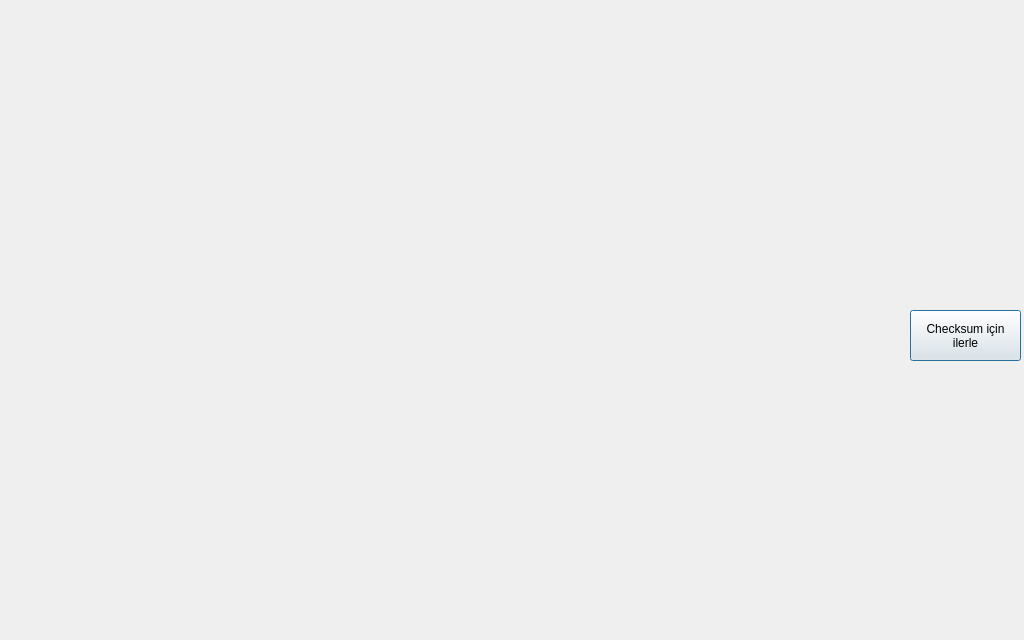
iclalerturk/data-link-layer-simulation, file vibaben/crctablo.ui: the form before one commit.
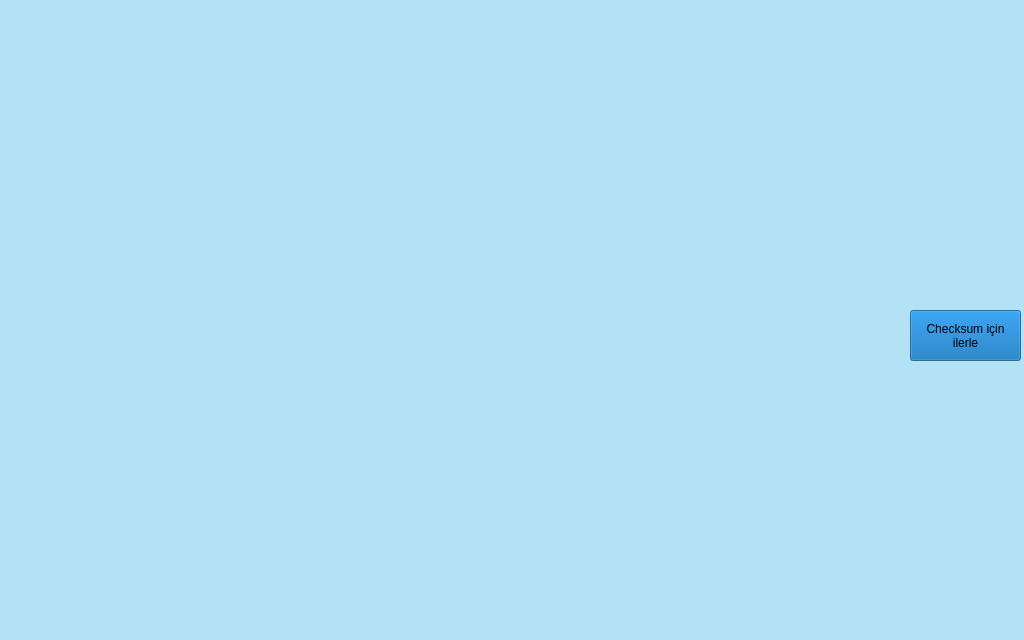
The form after the commit.

The edit to the form file:
```diff
--- a/vibaben/crctablo.ui
+++ b/vibaben/crctablo.ui
@@ -10,6 +10,475 @@
     <height>640</height>
    </rect>
   </property>
+  <property name="palette">
+   <palette>
+    <active>
+     <colorrole role="WindowText">
+      <brush brushstyle="SolidPattern">
+       <color alpha="255">
+        <red>0</red>
+        <green>0</green>
+        <blue>0</blue>
+       </color>
+      </brush>
+     </colorrole>
+     <colorrole role="Button">
+      <brush brushstyle="SolidPattern">
+       <color alpha="255">
+        <red>0</red>
+        <green>99</green>
+        <blue>177</blue>
+       </color>
+      </brush>
+     </colorrole>
+     <colorrole role="Light">
+      <brush brushstyle="SolidPattern">
+       <color alpha="255">
+        <red>10</red>
+        <green>147</green>
+        <blue>255</blue>
+       </color>
+      </brush>
+     </colorrole>
+     <colorrole role="Midlight">
+      <brush brushstyle="SolidPattern">
+       <color alpha="255">
+        <red>5</red>
+        <green>123</green>
+        <blue>216</blue>
+       </color>
+      </brush>
+     </colorrole>
+     <colorrole role="Dark">
+      <brush brushstyle="SolidPattern">
+       <color alpha="255">
+        <red>0</red>
+        <green>49</green>
+        <blue>88</blue>
+       </color>
+      </brush>
+     </colorrole>
+     <colorrole role="Mid">
+      <brush brushstyle="SolidPattern">
+       <color alpha="255">
+        <red>0</red>
+        <green>66</green>
+        <blue>118</blue>
+       </color>
+      </brush>
+     </colorrole>
+     <colorrole role="Text">
+      <brush brushstyle="SolidPattern">
+       <color alpha="255">
+        <red>0</red>
+        <green>0</green>
+        <blue>0</blue>
+       </color>
+      </brush>
+     </colorrole>
+     <colorrole role="BrightText">
+      <brush brushstyle="SolidPattern">
+       <color alpha="255">
+        <red>255</red>
+        <green>255</green>
+        <blue>255</blue>
+       </color>
+      </brush>
+     </colorrole>
+     <colorrole role="ButtonText">
+      <brush brushstyle="SolidPattern">
+       <color alpha="255">
+        <red>0</red>
+        <green>0</green>
+        <blue>0</blue>
+       </color>
+      </brush>
+     </colorrole>
+     <colorrole role="Base">
+      <brush brushstyle="SolidPattern">
+       <color alpha="255">
+        <red>255</red>
+        <green>255</green>
+        <blue>255</blue>
+       </color>
+      </brush>
+     </colorrole>
+     <colorrole role="Window">
+      <brush brushstyle="SolidPattern">
+       <color alpha="255">
+        <red>179</red>
+        <green>226</green>
+        <blue>244</blue>
+       </color>
+      </brush>
+     </colorrole>
+     <colorrole role="Shadow">
+      <brush brushstyle="SolidPattern">
+       <color alpha="255">
+        <red>0</red>
+        <green>0</green>
+        <blue>0</blue>
+       </color>
+      </brush>
+     </colorrole>
+     <colorrole role="AlternateBase">
+      <brush brushstyle="SolidPattern">
+       <color alpha="255">
+        <red>127</red>
+        <green>177</green>
+        <blue>216</blue>
+       </color>
+      </brush>
+     </colorrole>
+     <colorrole role="ToolTipBase">
+      <brush brushstyle="SolidPattern">
+       <color alpha="255">
+        <red>255</red>
+        <green>255</green>
+        <blue>220</blue>
+       </color>
+      </brush>
+     </colorrole>
+     <colorrole role="ToolTipText">
+      <brush brushstyle="SolidPattern">
+       <color alpha="255">
+        <red>0</red>
+        <green>0</green>
+        <blue>0</blue>
+       </color>
+      </brush>
+     </colorrole>
+     <colorrole role="PlaceholderText">
+      <brush brushstyle="SolidPattern">
+       <color alpha="127">
+        <red>0</red>
+        <green>0</green>
+        <blue>0</blue>
+       </color>
+      </brush>
+     </colorrole>
+     <colorrole role="Accent">
+      <brush brushstyle="SolidPattern">
+       <color alpha="255">
+        <red>255</red>
+        <green>255</green>
+        <blue>255</blue>
+       </color>
+      </brush>
+     </colorrole>
+    </active>
+    <inactive>
+     <colorrole role="WindowText">
+      <brush brushstyle="SolidPattern">
+       <color alpha="255">
+        <red>0</red>
+        <green>0</green>
+        <blue>0</blue>
+       </color>
+      </brush>
+     </colorrole>
+     <colorrole role="Button">
+      <brush brushstyle="SolidPattern">
+       <color alpha="255">
+        <red>0</red>
+        <green>99</green>
+        <blue>177</blue>
+       </color>
+      </brush>
+     </colorrole>
+     <colorrole role="Light">
+      <brush brushstyle="SolidPattern">
+       <color alpha="255">
+        <red>10</red>
+        <green>147</green>
+        <blue>255</blue>
+       </color>
+      </brush>
+     </colorrole>
+     <colorrole role="Midlight">
+      <brush brushstyle="SolidPattern">
+       <color alpha="255">
+        <red>5</red>
+        <green>123</green>
+        <blue>216</blue>
+       </color>
+      </brush>
+     </colorrole>
+     <colorrole role="Dark">
+      <brush brushstyle="SolidPattern">
+       <color alpha="255">
+        <red>0</red>
+        <green>49</green>
+        <blue>88</blue>
+       </color>
+      </brush>
+     </colorrole>
+     <colorrole role="Mid">
+      <brush brushstyle="SolidPattern">
+       <color alpha="255">
+        <red>0</red>
+        <green>66</green>
+        <blue>118</blue>
+       </color>
+      </brush>
+     </colorrole>
+     <colorrole role="Text">
+      <brush brushstyle="SolidPattern">
+       <color alpha="255">
+        <red>0</red>
+        <green>0</green>
+        <blue>0</blue>
+       </color>
+      </brush>
+     </colorrole>
+     <colorrole role="BrightText">
+      <brush brushstyle="SolidPattern">
+       <color alpha="255">
+        <red>255</red>
+        <green>255</green>
+        <blue>255</blue>
+       </color>
+      </brush>
+     </colorrole>
+     <colorrole role="ButtonText">
+      <brush brushstyle="SolidPattern">
+       <color alpha="255">
+        <red>0</red>
+        <green>0</green>
+        <blue>0</blue>
+       </color>
+      </brush>
+     </colorrole>
+     <colorrole role="Base">
+      <brush brushstyle="SolidPattern">
+       <color alpha="255">
+        <red>255</red>
+        <green>255</green>
+        <blue>255</blue>
+       </color>
+      </brush>
+     </colorrole>
+     <colorrole role="Window">
+      <brush brushstyle="SolidPattern">
+       <color alpha="255">
+        <red>179</red>
+        <green>226</green>
+        <blue>244</blue>
+       </color>
+      </brush>
+     </colorrole>
+     <colorrole role="Shadow">
+      <brush brushstyle="SolidPattern">
+       <color alpha="255">
+        <red>0</red>
+        <green>0</green>
+        <blue>0</blue>
+       </color>
+      </brush>
+     </colorrole>
+     <colorrole role="AlternateBase">
+      <brush brushstyle="SolidPattern">
+       <color alpha="255">
+        <red>127</red>
+        <green>177</green>
+        <blue>216</blue>
+       </color>
+      </brush>
+     </colorrole>
+     <colorrole role="ToolTipBase">
+      <brush brushstyle="SolidPattern">
+       <color alpha="255">
+        <red>255</red>
+        <green>255</green>
+        <blue>220</blue>
+       </color>
+      </brush>
+     </colorrole>
+     <colorrole role="ToolTipText">
+      <brush brushstyle="SolidPattern">
+       <color alpha="255">
+        <red>0</red>
+        <green>0</green>
+        <blue>0</blue>
+       </color>
+      </brush>
+     </colorrole>
+     <colorrole role="PlaceholderText">
+      <brush brushstyle="SolidPattern">
+       <color alpha="127">
+        <red>0</red>
+        <green>0</green>
+        <blue>0</blue>
+       </color>
+      </brush>
+     </colorrole>
+     <colorrole role="Accent">
+      <brush brushstyle="SolidPattern">
+       <color alpha="255">
+        <red>255</red>
+        <green>255</green>
+        <blue>255</blue>
+       </color>
+      </brush>
+     </colorrole>
+    </inactive>
+    <disabled>
+     <colorrole role="WindowText">
+      <brush brushstyle="SolidPattern">
+       <color alpha="255">
+        <red>0</red>
+        <green>49</green>
+        <blue>88</blue>
+       </color>
+      </brush>
+     </colorrole>
+     <colorrole role="Button">
+      <brush brushstyle="SolidPattern">
+       <color alpha="255">
+        <red>0</red>
+        <green>99</green>
+        <blue>177</blue>
+       </color>
+      </brush>
+     </colorrole>
+     <colorrole role="Light">
+      <brush brushstyle="SolidPattern">
+       <color alpha="255">
+        <red>10</red>
+        <green>147</green>
+        <blue>255</blue>
+       </color>
+      </brush>
+     </colorrole>
+     <colorrole role="Midlight">
+      <brush brushstyle="SolidPattern">
+       <color alpha="255">
+        <red>5</red>
+        <green>123</green>
+        <blue>216</blue>
+       </color>
+      </brush>
+     </colorrole>
+     <colorrole role="Dark">
+      <brush brushstyle="SolidPattern">
+       <color alpha="255">
+        <red>0</red>
+        <green>49</green>
+        <blue>88</blue>
+       </color>
+      </brush>
+     </colorrole>
+     <colorrole role="Mid">
+      <brush brushstyle="SolidPattern">
+       <color alpha="255">
+        <red>0</red>
+        <green>66</green>
+        <blue>118</blue>
+       </color>
+      </brush>
+     </colorrole>
+     <colorrole role="Text">
+      <brush brushstyle="SolidPattern">
+       <color alpha="255">
+        <red>0</red>
+        <green>49</green>
+        <blue>88</blue>
+       </color>
+      </brush>
+     </colorrole>
+     <colorrole role="BrightText">
+      <brush brushstyle="SolidPattern">
+       <color alpha="255">
+        <red>255</red>
+        <green>255</green>
+        <blue>255</blue>
+       </color>
+      </brush>
+     </colorrole>
+     <colorrole role="ButtonText">
+      <brush brushstyle="SolidPattern">
+       <color alpha="255">
+        <red>0</red>
+        <green>49</green>
+        <blue>88</blue>
+       </color>
+      </brush>
+     </colorrole>
+     <colorrole role="Base">
+      <brush brushstyle="SolidPattern">
+       <color alpha="255">
+        <red>179</red>
+        <green>226</green>
+        <blue>244</blue>
+       </color>
+      </brush>
+     </colorrole>
+     <colorrole role="Window">
+      <brush brushstyle="SolidPattern">
+       <color alpha="255">
+        <red>179</red>
+        <green>226</green>
+        <blue>244</blue>
+       </color>
+      </brush>
+     </colorrole>
+     <colorrole role="Shadow">
+      <brush brushstyle="SolidPattern">
+       <color alpha="255">
+        <red>0</red>
+        <green>0</green>
+        <blue>0</blue>
+       </color>
+      </brush>
+     </colorrole>
+     <colorrole role="AlternateBase">
+      <brush brushstyle="SolidPattern">
+       <color alpha="255">
+        <red>0</red>
+        <green>99</green>
+        <blue>177</blue>
+       </color>
+      </brush>
+     </colorrole>
+     <colorrole role="ToolTipBase">
+      <brush brushstyle="SolidPattern">
+       <color alpha="255">
+        <red>255</red>
+        <green>255</green>
+        <blue>220</blue>
+       </color>
+      </brush>
+     </colorrole>
+     <colorrole role="ToolTipText">
+      <brush brushstyle="SolidPattern">
+       <color alpha="255">
+        <red>0</red>
+        <green>0</green>
+        <blue>0</blue>
+       </color>
+      </brush>
+     </colorrole>
+     <colorrole role="PlaceholderText">
+      <brush brushstyle="SolidPattern">
+       <color alpha="127">
+        <red>0</red>
+        <green>49</green>
+        <blue>88</blue>
+       </color>
+      </brush>
+     </colorrole>
+     <colorrole role="Accent">
+      <brush brushstyle="SolidPattern">
+       <color alpha="255">
+        <red>0</red>
+        <green>129</green>
+        <blue>230</blue>
+       </color>
+      </brush>
+     </colorrole>
+    </disabled>
+   </palette>
+  </property>
   <property name="windowTitle">
    <string>Dialog</string>
   </property>
```
